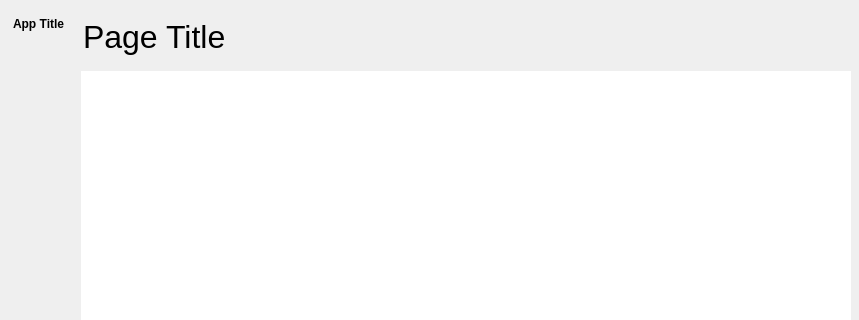
Before: the Qt Designer form src/conan_app_launcher/ui/fluent_window/fluent_window.ui in goszpeti/conan_explorer, drawn with Qt 5; both pictures show x 0 to 859 and y 0 to 320 of the 859 by 824 pixel window.
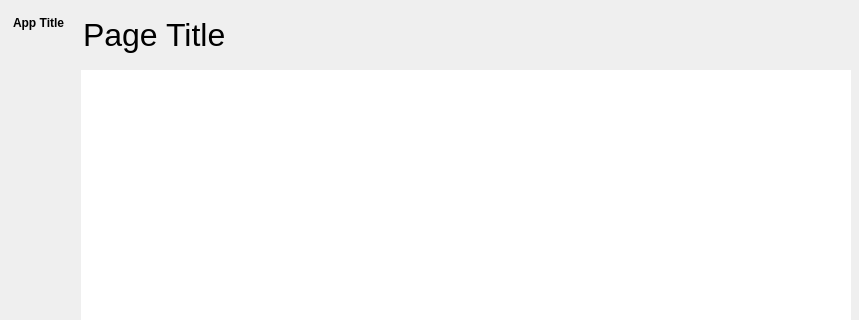
After: the same form once the commit is applied. Icons and pictures are not drawn.

Commit message: Tweak title bar and buttons

Diff of the .ui file:
```diff
--- a/src/conan_app_launcher/ui/fluent_window/fluent_window.ui
+++ b/src/conan_app_launcher/ui/fluent_window/fluent_window.ui
@@ -59,6 +59,11 @@
     </disabled>
    </palette>
   </property>
+  <property name="font">
+   <font>
+    <stylestrategy>PreferAntialias</stylestrategy>
+   </font>
+  </property>
   <property name="acceptDrops">
    <bool>true</bool>
   </property>
@@ -84,7 +89,7 @@
      <number>2</number>
     </property>
     <property name="topMargin">
-     <number>1</number>
+     <number>0</number>
     </property>
     <property name="rightMargin">
      <number>1</number>
@@ -171,7 +176,7 @@
               <number>5</number>
              </property>
              <property name="topMargin">
-              <number>3</number>
+              <number>1</number>
              </property>
              <property name="rightMargin">
               <number>0</number>
@@ -190,6 +195,7 @@
                <property name="font">
                 <font>
                  <pointsize>24</pointsize>
+                 <stylestrategy>PreferAntialias</stylestrategy>
                 </font>
                </property>
                <property name="text">
@@ -281,8 +287,8 @@
                      </property>
                      <property name="iconSize">
                       <size>
-                       <width>16</width>
-                       <height>16</height>
+                       <width>20</width>
+                       <height>20</height>
                       </size>
                      </property>
                      <property name="flat">
@@ -308,8 +314,8 @@
                      </property>
                      <property name="iconSize">
                       <size>
-                       <width>16</width>
-                       <height>16</height>
+                       <width>20</width>
+                       <height>20</height>
                       </size>
                      </property>
                      <property name="flat">
@@ -335,8 +341,8 @@
                      </property>
                      <property name="iconSize">
                       <size>
-                       <width>16</width>
-                       <height>16</height>
+                       <width>20</width>
+                       <height>20</height>
                       </size>
                      </property>
                      <property name="flat">
@@ -585,6 +591,7 @@
                    <property name="font">
                     <font>
                      <family>Consolas</family>
+                     <stylestrategy>PreferAntialias</stylestrategy>
                     </font>
                    </property>
                    <property name="styleSheet">
@@ -716,7 +723,7 @@
                   <x>0</x>
                   <y>0</y>
                   <width>93</width>
-                  <height>744</height>
+                  <height>745</height>
                  </rect>
                 </property>
                 <property name="minimumSize">
```
The commit also changes 3 other files.
